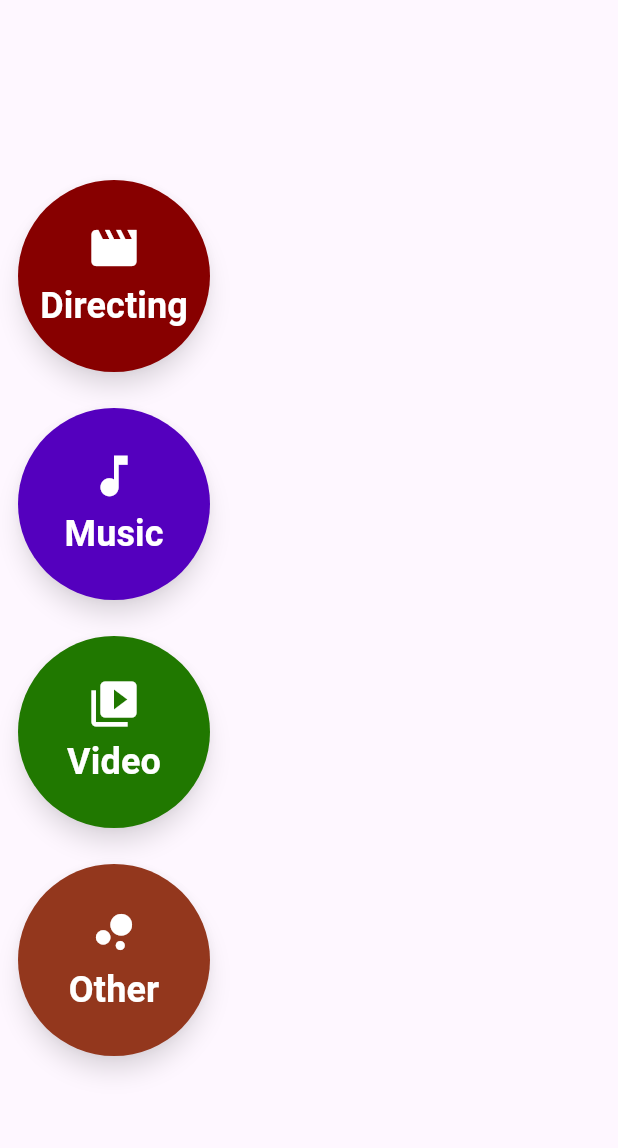
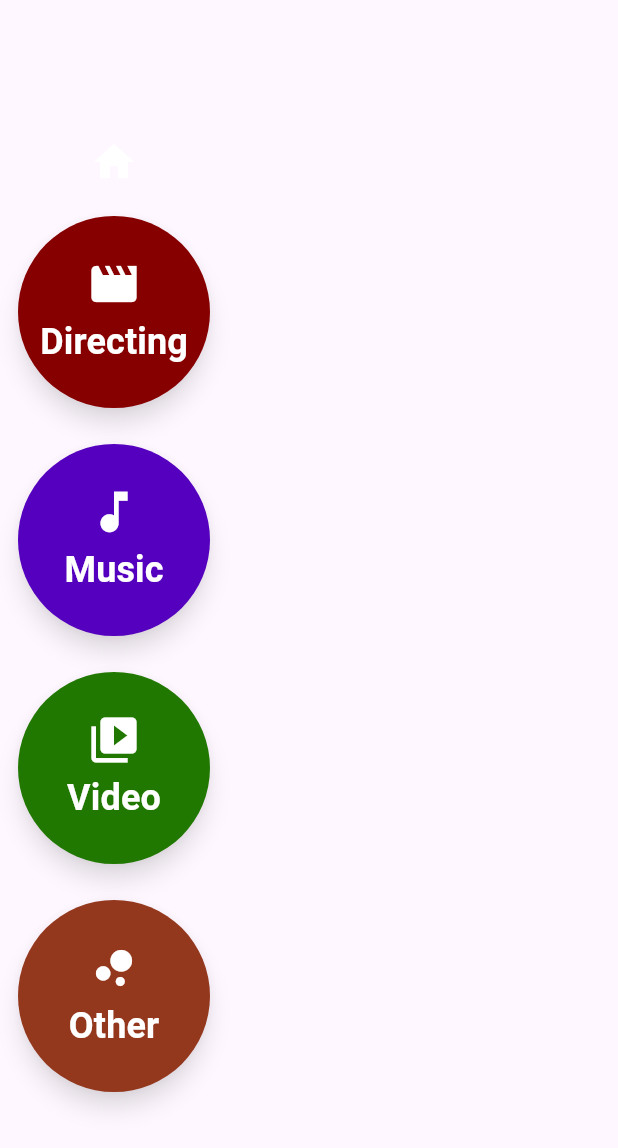
Before and after one commit to ceh-2000/charles-portfolio, a Flutter app: the NavigationButtons widget shown alone on an empty page, opened directly, on a phone screen of 412 x 824 dp. Shown: the top 1148 px of the screen. Run offline on Flutter 3.47's test engine with Material 3 defaults, Android fonts, the phone set to English and light mode, and no system bars; our stand-ins replace audioplayers, google_fonts, marquee.

Commit message:
Added home button.

```diff
--- a/lib/utils/navigation.dart
+++ b/lib/utils/navigation.dart
@@ -4,6 +4,7 @@ import '../pages/directing.dart';
 import '../pages/music.dart';
 import '../pages/video.dart';
 import '../pages/other.dart';
+import '../pages/home.dart';
 import 'circle_button.dart';
 
 class NavigationButtons extends StatelessWidget {
@@ -14,6 +15,23 @@ class NavigationButtons extends StatelessWidget {
     return Column(
       mainAxisAlignment: MainAxisAlignment.center,
       children: [
+        IconButton(
+          icon: const Icon(Icons.home),
+          color: Colors.white,
+          iconSize: 32,
+          onPressed: () {
+            Navigator.of(context).pushAndRemoveUntil(
+              PageRouteBuilder(
+                transitionDuration: Duration.zero,
+                reverseTransitionDuration: Duration.zero,
+                pageBuilder: (_, __, ___) => const HomePage(),
+                transitionsBuilder: (_, __, ___, child) =>
+                    child, // no animation
+              ),
+              (route) => false, // clears backstack so you're truly "home"
+            );
+          },
+        ),
         // ----------- DIRECTING ----------------
         Padding(
           padding: const EdgeInsets.all(12),
```
